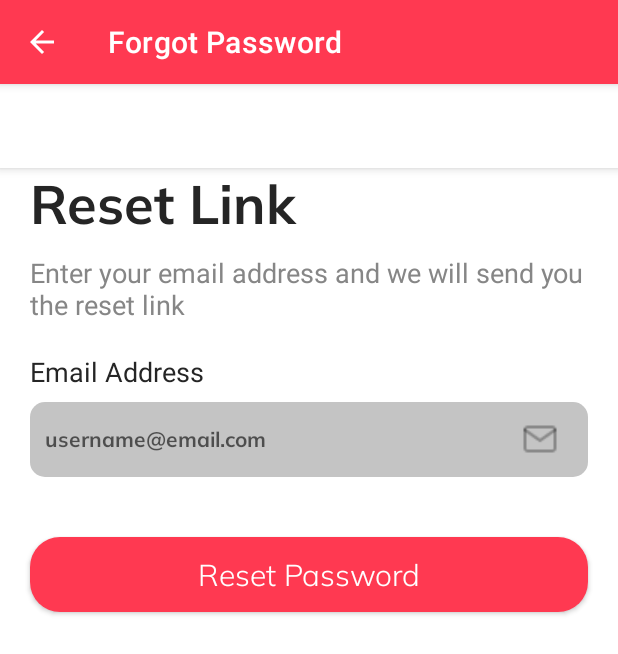
After one commit to kariuki-joseph/farm2door, an Android app: the ForgotPassword screen opened directly, with no data from a screen before it, on a phone screen of 412 x 824 dp. The commit adds this screen. Shown: the top 654 px of the screen. Run offline under Robolectric (Android 15) with nearby library versions, the phone set to English and light mode, and no system bars; 1 statement that could not run was skipped.

Commit message:
added forgot password UI

```diff
--- /dev/null
+++ b/app/src/main/java/com/example/farm2door/ForgotPassword.java
@@ -0,0 +1,39 @@
+package com.example.farm2door;
+
+import androidx.annotation.NonNull;
+import androidx.appcompat.app.AppCompatActivity;
+import androidx.appcompat.widget.Toolbar;
+
+import android.os.Bundle;
+import android.view.MenuItem;
+
+import com.example.farm2door.databinding.ActivityForgotPasswordBinding;
+
+public class ForgotPassword extends AppCompatActivity {
+
+    ActivityForgotPasswordBinding binding;
+
+    @Override
+    protected void onCreate(Bundle savedInstanceState) {
+        super.onCreate(savedInstanceState);
+
+        binding = ActivityForgotPasswordBinding.inflate(getLayoutInflater());
+        setContentView(binding.getRoot());
+
+        setSupportActionBar(binding.toolbarLayout.toolbar);
+        getSupportActionBar().setDisplayHomeAsUpEnabled(true);
+        getSupportActionBar().setTitle("Forgot Password");
+
+
+
+    }
+
+    @Override
+    public boolean onOptionsItemSelected(@NonNull MenuItem item) {
+        if(item.getItemId()==android.R.id.home){
+            ForgotPassword.this.finish();
+        }
+
+        return super.onOptionsItemSelected(item);
+    }
+}
--- /dev/null
+++ b/app/src/main/res/layout/activity_forgot_password.xml
@@ -0,0 +1,88 @@
+<?xml version="1.0" encoding="utf-8"?>
+<androidx.constraintlayout.widget.ConstraintLayout xmlns:android="http://schemas.android.com/apk/res/android"
+    xmlns:app="http://schemas.android.com/apk/res-auto"
+    xmlns:tools="http://schemas.android.com/tools"
+    android:layout_width="match_parent"
+    android:layout_height="match_parent"
+    tools:context=".ForgotPassword">
+
+    <include
+        layout="@layout/toolbar_layout"
+        android:id="@+id/toolbarLayout"/>
+
+    <TextView
+        android:layout_width="wrap_content"
+        android:layout_height="wrap_content"
+        android:id="@+id/textView"
+        android:text="Reset Link"
+        android:fontFamily="@font/font_family"
+        android:textColor="@color/black_variant"
+        android:textSize="36sp"
+        android:textStyle="bold"
+        app:layout_constraintStart_toStartOf="parent"
+        app:layout_constraintEnd_toEndOf="parent"
+        app:layout_constraintTop_toBottomOf="@+id/toolbarLayout"
+        app:layout_constraintHorizontal_bias="0.0"
+        android:layout_marginStart="@dimen/default_margin"
+        />
+
+    <TextView
+        android:layout_width="wrap_content"
+        android:layout_height="wrap_content"
+        android:id="@+id/textView2"
+        android:text="Enter your email address and we will send you the reset link"
+        app:layout_constraintStart_toStartOf="parent"
+        app:layout_constraintEnd_toEndOf="parent"
+        android:textSize="18sp"
+        app:layout_constraintTop_toBottomOf="@+id/textView"
+        android:layout_marginTop="10dp"
+        android:layout_marginStart="@dimen/default_margin"
+        android:paddingEnd="@dimen/default_padding"
+        app:layout_constraintHorizontal_bias="0"
+        />
+
+
+    <TextView
+        android:id="@+id/textView3"
+        android:layout_width="wrap_content"
+        android:layout_height="wrap_content"
+        android:text="Email Address"
+        android:textSize="18sp"
+        android:textColor="@color/black_variant"
+        app:layout_constraintStart_toStartOf="parent"
+        app:layout_constraintEnd_toEndOf="parent"
+        app:layout_constraintTop_toBottomOf="@+id/textView2"
+        android:layout_marginTop="@dimen/default_margin"
+        app:layout_constraintHorizontal_bias="0"
+        android:layout_marginStart="@dimen/default_margin"
+        />
+
+    <EditText
+        android:layout_width="match_parent"
+        android:layout_height="@dimen/edit_text_height"
+        android:id="@+id/edtEmail"
+        android:layout_marginTop="8dp"
+        android:hint="username@email.com"
+        android:ems="10"
+        android:inputType="textEmailAddress"
+        android:drawableEnd="@drawable/ic_mail"
+        style="@style/EditText"
+        app:layout_constraintStart_toStartOf="parent"
+        app:layout_constraintEnd_toEndOf="parent"
+        app:layout_constraintTop_toBottomOf="@+id/textView3"
+        android:layout_marginStart="@dimen/default_margin"
+        android:layout_marginEnd="@dimen/default_margin"
+        />
+
+    <Button
+        android:layout_width="match_parent"
+        android:layout_height="@dimen/btn_height"
+        android:id="@+id/btnResetLink"
+        android:text="Reset Password"
+        style="@style/Button.Primary"
+        app:layout_constraintStart_toStartOf="parent"
+        app:layout_constraintEnd_toEndOf="parent"
+        app:layout_constraintTop_toBottomOf="@+id/edtEmail"
+        android:layout_marginTop="40dp"
+        />
+</androidx.constraintlayout.widget.ConstraintLayout>
--- /dev/null
+++ b/app/src/main/res/layout/toolbar_layout.xml
@@ -0,0 +1,10 @@
+<?xml version="1.0" encoding="utf-8"?>
+<androidx.appcompat.widget.Toolbar
+    xmlns:android="http://schemas.android.com/apk/res/android"
+    android:layout_width="match_parent"
+    android:layout_height="?attr/actionBarSize"
+    android:id="@+id/toolbar"
+    android:background="@color/white"
+    android:elevation="4dp"
+    android:theme="?attr/actionBarTheme"
+    />
--- a/app/src/main/res/values/colors.xml
+++ b/app/src/main/res/values/colors.xml
@@ -6,6 +6,7 @@
     <color name="teal_200">#FF03DAC5</color>
     <color name="teal_700">#FF018786</color>
     <color name="black">#FF000000</color>
+    <color name="black_variant">#252525</color>
     <color name="white">#FFFFFFFF</color>
 
     <color name="color_primary">#FF3951</color>
--- a/app/src/main/res/values/dimens.xml
+++ b/app/src/main/res/values/dimens.xml
@@ -6,4 +6,7 @@
 
     <dimen name="btn_height">50dp</dimen>
 
+    <dimen name="default_margin">20dp</dimen>
+    <dimen name="default_padding">20dp</dimen>
+
 </resources>
--- a/app/src/main/res/values/themes.xml
+++ b/app/src/main/res/values/themes.xml
@@ -12,6 +12,8 @@
         <!-- Status bar color. -->
         <item name="android:statusBarColor">#FF3951</item>
         <!-- Customize your theme here. -->
+
+        <item name="android:textColor">@color/color_secondary</item>
     </style>
 
     <style name="Theme.Farm2Door.NoActionBar" parent="Theme.Farm2Door">
```
Also changed, not shown: app/src/main/AndroidManifest.xml (+9 -7 lines), app/src/main/java/com/example/farm2door/Login.java (+11 -0 lines), app/src/main/java/com/example/farm2door/Register.java (+7 -0 lines), app/src/main/res/layout/activity_login.xml (+6 -6 lines), app/src/main/res/layout/activity_register.xml (+5 -5 lines).
